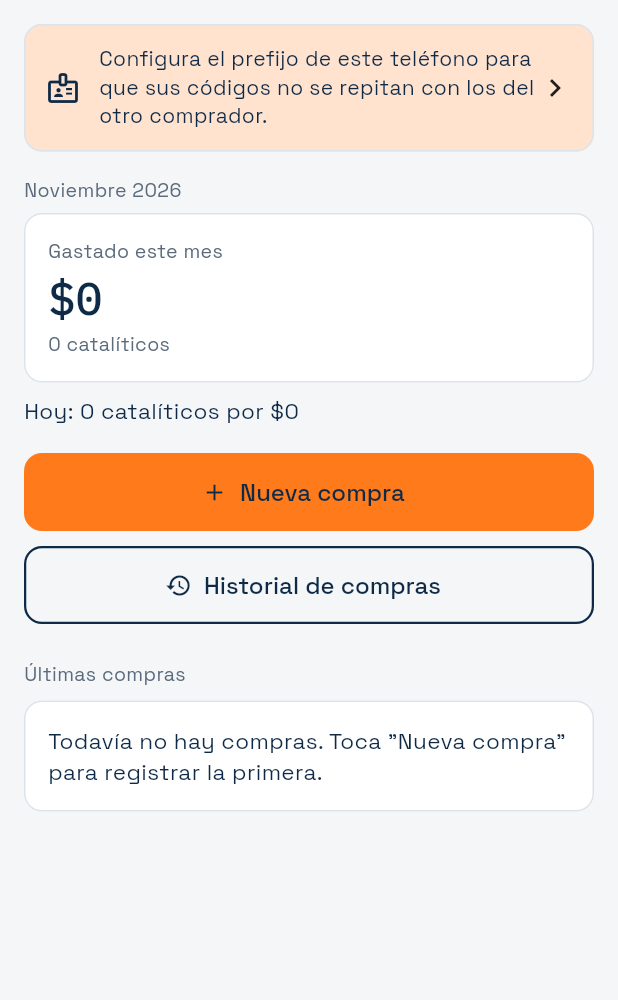
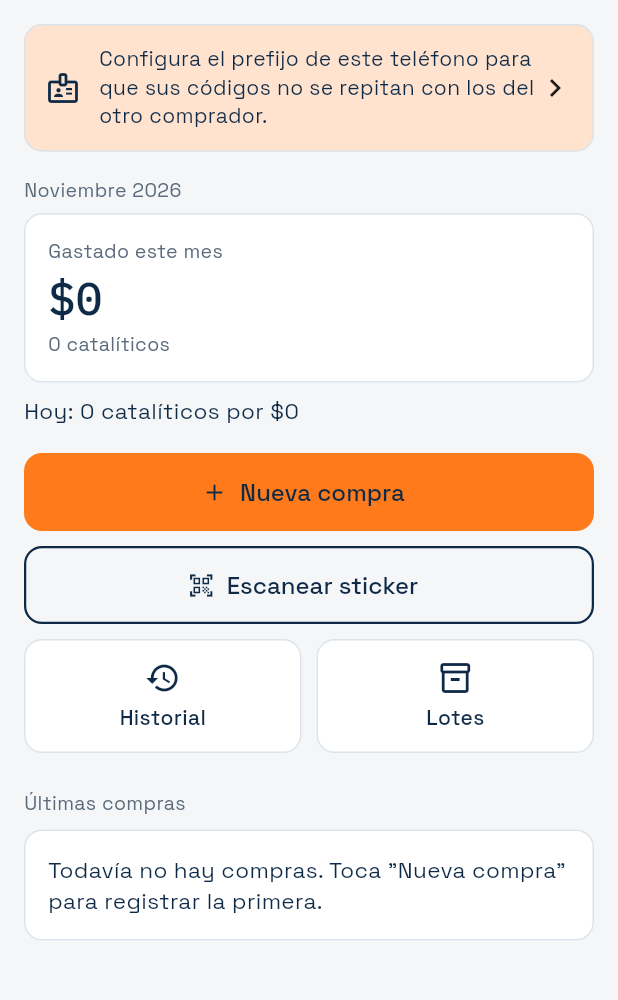
Before and after one commit to NicolasPonceH/catalog, a Flutter app: the screen it shows after launch, on a phone screen of 412 x 824 dp, the part 84-1084 px from its top. Run offline on Flutter 3.47's test engine with Material 3 defaults, Android fonts, the phone set to English and light mode, and no system bars; our stand-ins replace geolocator, image_picker, material_ui, permission_handler, share_plus, sqflite; missing offline and left inert: mobile_scanner, print_bluetooth_thermal, qr; accounts and stored records are empty.

Commit message:
Fase 3: escaner de stickers y lotes escaneados
- Escanear QR o codigo de barras (mobile_scanner, ML Kit incluido: funciona sin internet)
  abre la ficha; tambien se puede escribir el codigo a mano.
- Lotes: escaneo seguido con vibracion, sin contar dos veces el mismo catalitico,
  avisa si la compra esta anulada o no existe, total pagado en vivo.
- Lista de lotes con cantidad y total; renombrar, cerrar, seguir escaneando y borrar.
- Inicio: botones Escanear sticker, Historial y Lotes.
- 42 pruebas automaticas.

```diff
--- a/catalog_app/lib/app_scope.dart
+++ b/catalog_app/lib/app_scope.dart
@@ -3,19 +3,21 @@ import 'package:material_ui/material_ui.dart';
 import 'data/base.dart';
 import 'data/compras_repo.dart';
 import 'data/fotos.dart';
+import 'data/lotes_repo.dart';
 
 /// Da acceso a la base de datos y a las fotos desde cualquier pantalla.
 class AppScope extends InheritedWidget {
-  const AppScope({
+  AppScope({
     super.key,
     required this.base,
-    required this.compras,
     required this.fotos,
     required super.child,
-  });
+  })  : compras = ComprasRepo(base),
+        lotes = LotesRepo(base);
 
   final CatalogDb base;
   final ComprasRepo compras;
+  final LotesRepo lotes;
   final FotosStore fotos;
 
   static AppScope of(BuildContext context) =>
--- /dev/null
+++ b/catalog_app/lib/data/lotes_repo.dart
@@ -0,0 +1,157 @@
+import 'package:sqflite/sqflite.dart';
+
+import '../domain/codigo.dart';
+import '../domain/formato.dart';
+import 'base.dart';
+import 'compra.dart';
+
+class Lote {
+  const Lote({
+    required this.id,
+    required this.nombre,
+    required this.creadoEn,
+    this.cerradoEn,
+    required this.notas,
+  });
+
+  factory Lote.deFila(Map<String, Object?> f) => Lote(
+        id: f['id']! as int,
+        nombre: f['nombre']! as String,
+        creadoEn: deMs(f['creado_en']),
+        cerradoEn: deMsOpcional(f['cerrado_en']),
+        notas: f['notas']! as String,
+      );
+
+  final int id;
+  final String nombre;
+  final DateTime creadoEn;
+  final DateTime? cerradoEn;
+  final String notas;
+
+  bool get cerrado => cerradoEn != null;
+}
+
+class LoteConTotal {
+  const LoteConTotal(this.lote, this.resumen);
+
+  final Lote lote;
+  final Resumen resumen;
+}
+
+class ItemLote {
+  const ItemLote(this.compra, this.escaneadoEn);
+
+  final Compra compra;
+  final DateTime escaneadoEn;
+}
+
+enum ResultadoEscaneo { agregado, yaEstaba, anulada, noExiste, noEsCodigo }
+
+/// Lotes: grupos de catalíticos escaneados (por ejemplo, los que se entregan juntos).
+class LotesRepo {
+  LotesRepo(this.base, {DateTime Function()? reloj}) : _reloj = reloj ?? DateTime.now;
+
+  final CatalogDb base;
+  final DateTime Function() _reloj;
+
+  Database get _db => base.db;
+
+  Future<Lote> crear({String? nombre}) async {
+    final ahora = _reloj();
+    final id = await _db.insert('lotes', {
+      'nombre': (nombre == null || nombre.trim().isEmpty) ? 'Lote ${fechaHora(ahora)}' : nombre.trim(),
+      'creado_en': ms(ahora),
+    });
+    base.avisarCambio();
+    return (await obtener(id))!;
+  }
+
+  Future<Lote?> obtener(int id) async {
+    final filas = await _db.query('lotes', where: 'id = ?', whereArgs: [id]);
+    return filas.isEmpty ? null : Lote.deFila(filas.first);
+  }
+
+  /// Todos los lotes, el más nuevo primero, con cantidad y total pagado.
+  Future<List<LoteConTotal>> listar() async {
+    final filas = await _db.rawQuery('''
+      SELECT l.*,
+        COUNT(c.id) AS cantidad,
+        COALESCE(SUM(c.precio), 0) AS total
+      FROM lotes l
+      LEFT JOIN lote_items i ON i.lote_id = l.id
+      LEFT JOIN compras c ON c.id = i.compra_id AND c.estado = 'activa'
+      GROUP BY l.id
+      ORDER BY l.creado_en DESC, l.id DESC
+    ''');
+    return [
+      for (final f in filas)
+        LoteConTotal(Lote.deFila(f), Resumen(f['cantidad']! as int, f['total']! as int)),
+    ];
+  }
+
+  /// Agrega al lote el catalítico del código escaneado (QR o código de barras).
+  Future<(ResultadoEscaneo, Compra?)> agregarEscaneado(int loteId, String textoLeido) async {
+    final codigo = leerCodigoEscaneado(textoLeido);
+    if (codigo == null) return (ResultadoEscaneo.noEsCodigo, null);
+    final filas = await _db.query('compras', where: 'codigo = ?', whereArgs: [codigo]);
+    if (filas.isEmpty) return (ResultadoEscaneo.noExiste, null);
+    final compra = Compra.deFila(filas.first);
+    if (compra.anulada) return (ResultadoEscaneo.anulada, compra);
+    final id = await _db.insert(
+      'lote_items',
+      {'lote_id': loteId, 'compra_id': compra.id, 'escaneado_en': ms(_reloj())},
+      conflictAlgorithm: ConflictAlgorithm.ignore,
+    );
+    if (id == 0) return (ResultadoEscaneo.yaEstaba, compra);
+    base.avisarCambio();
+    return (ResultadoEscaneo.agregado, compra);
+  }
+
+  /// Catalíticos del lote, el último escaneado primero.
+  Future<List<ItemLote>> items(int loteId) async {
+    final filas = await _db.rawQuery('''
+      SELECT c.*, i.escaneado_en AS escaneado_en_lote
+      FROM lote_items i JOIN compras c ON c.id = i.compra_id
+      WHERE i.lote_id = ?
+      ORDER BY i.escaneado_en DESC, c.id DESC
+    ''', [loteId]);
+    return [for (final f in filas) ItemLote(Compra.deFila(f), deMs(f['escaneado_en_lote']))];
+  }
+
+  /// Cantidad y total pagado del lote (solo compras activas).
+  Future<Resumen> resumen(int loteId) async {
+    final filas = await _db.rawQuery('''
+      SELECT COUNT(*) AS c, COALESCE(SUM(c.precio), 0) AS t
+      FROM lote_items i JOIN compras c ON c.id = i.compra_id
+      WHERE i.lote_id = ? AND c.estado = 'activa'
+    ''', [loteId]);
+    return Resumen(filas.first['c']! as int, filas.first['t']! as int);
+  }
+
+  Future<void> quitar(int loteId, int compraId) async {
+    await _db.delete('lote_items', where: 'lote_id = ? AND compra_id = ?', whereArgs: [loteId, compraId]);
+    base.avisarCambio();
+  }
+
+  Future<void> cerrar(int loteId) async {
+    await _db.update('lotes', {'cerrado_en': ms(_reloj())}, where: 'id = ?', whereArgs: [loteId]);
+    base.avisarCambio();
+  }
+
+  Future<void> reabrir(int loteId) async {
+    await _db.update('lotes', {'cerrado_en': null}, where: 'id = ?', whereArgs: [loteId]);
+    base.avisarCambio();
+  }
+
+  Future<void> renombrar(int loteId, String nombre) async {
+    if (nombre.trim().isEmpty) return;
+    await _db.update('lotes', {'nombre': nombre.trim()}, where: 'id = ?', whereArgs: [loteId]);
+    base.avisarCambio();
+  }
+
+  /// Borra el lote (solo la agrupación; las compras no se tocan).
+  Future<void> eliminar(int loteId) async {
+    await _db.delete('lotes', where: 'id = ?', whereArgs: [loteId]);
+    base.avisarCambio();
+  }
+}
--- a/catalog_app/lib/features/inicio_screen.dart
+++ b/catalog_app/lib/features/inicio_screen.dart
@@ -10,7 +10,9 @@ import '../widgets/compra_tile.dart';
 import '../widgets/consulta.dart';
 import 'ajustes_screen.dart';
 import 'compra_form_screen.dart';
+import 'escanear_screen.dart';
 import 'historial_screen.dart';
+import 'lotes_screen.dart';
 
 class InicioScreen extends StatefulWidget {
   const InicioScreen({super.key});
@@ -111,9 +113,29 @@ class _InicioScreenState extends State<InicioScreen> with WidgetsBindingObserver
             ),
             const SizedBox(height: 10),
             OutlinedButton.icon(
-              onPressed: () => abrir(context, const HistorialScreen()),
-              icon: const Icon(Icons.history),
-              label: const Text('Historial de compras'),
+              onPressed: () => abrir(context, const EscanearScreen()),
+              icon: const Icon(Icons.qr_code_scanner),
+              label: const Text('Escanear sticker'),
+            ),
+            const SizedBox(height: 10),
+            Row(
+              children: [
+                Expanded(
+                  child: _BotonChico(
+                    icono: Icons.history,
+                    texto: 'Historial',
+                    alTocar: () => abrir(context, const HistorialScreen()),
+                  ),
+                ),
+                const SizedBox(width: 10),
+                Expanded(
+                  child: _BotonChico(
+                    icono: Icons.inventory_2_outlined,
+                    texto: 'Lotes',
+                    alTocar: () => abrir(context, const LotesScreen()),
+                  ),
+                ),
+              ],
             ),
             const SizedBox(height: 24),
             const Text('Últimas compras', style: etiqueta),
@@ -151,6 +173,32 @@ class _InicioScreenState extends State<InicioScreen> with WidgetsBindingObserver
   }
 }
 
+class _BotonChico extends StatelessWidget {
+  const _BotonChico({required this.icono, required this.texto, required this.alTocar});
+
+  final IconData icono;
+  final String texto;
+  final VoidCallback alTocar;
+
+  @override
+  Widget build(BuildContext context) => Card(
+        child: InkWell(
+          borderRadius: BorderRadius.circular(12),
+          onTap: alTocar,
+          child: Padding(
+            padding: const EdgeInsets.symmetric(vertical: 14),
+            child: Column(
+              children: [
+                Icon(icono, color: CatalogColors.marino),
+                const SizedBox(height: 4),
+                Text(texto, style: const TextStyle(fontSize: 14, fontWeight: FontWeight.w500)),
+              ],
+            ),
+          ),
+        ),
+      );
+}
+
 class _AvisoPrefijo extends StatelessWidget {
   const _AvisoPrefijo();
 
--- a/catalog_app/lib/main.dart
+++ b/catalog_app/lib/main.dart
@@ -3,7 +3,6 @@ import 'package:material_ui/material_ui.dart';
 
 import 'app_scope.dart';
 import 'data/base.dart';
-import 'data/compras_repo.dart';
 import 'data/fotos.dart';
 import 'features/inicio_screen.dart';
 import 'theme.dart';
@@ -15,7 +14,6 @@ Future<void> main() async {
   final fotos = await FotosStore.abrir();
   runApp(AppScope(
     base: base,
-    compras: ComprasRepo(base),
     fotos: fotos,
     child: const CatalogApp(),
   ));
```
Also changed, not shown: catalog_app/lib/features/escanear_screen.dart (added, +74 -0 lines), catalog_app/lib/features/lote_screen.dart (added, +243 -0 lines), catalog_app/lib/features/lotes_screen.dart (added, +72 -0 lines), catalog_app/lib/widgets/escaner_vista.dart (added, +118 -0 lines), 2 other files.
